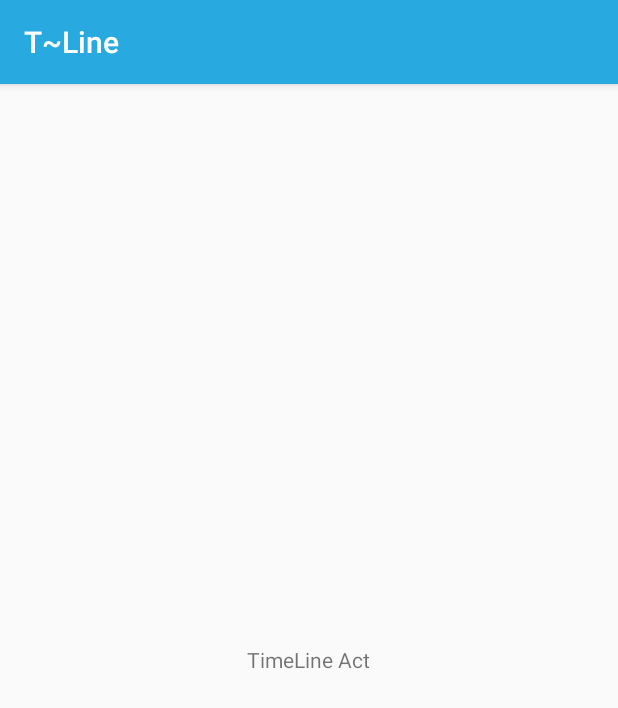
After one commit to crashfiredeep/TLine, an Android app: the TimelineActivity screen opened directly, with no data from a screen before it, on a phone screen of 412 x 824 dp. The commit adds this screen. Shown: the top 708 px of the screen. Run offline under Robolectric (Android 15) with nearby library versions, the phone set to English and light mode, and no system bars; our stand-ins replace ButterKnife, Dagger/Hilt's generated code, Timber; libraries missing offline, so code that uses them is left out: com.twitter.sdk, rx.android.schedulers, rx.schedulers, rx.subscriptions.

Commit message:
+ Adds Timeline activity stub   + adds activity   + adds layout stub   + adds presenter   + adds interactor   + adds module / component * modifies Login Activity to launch timeline activity

```diff
--- a/app/src/main/AndroidManifest.xml
+++ b/app/src/main/AndroidManifest.xml
@@ -21,9 +21,8 @@
                 <category android:name="android.intent.category.LAUNCHER" />
             </intent-filter>
         </activity>
-
-        <activity android:name=".features.login.view.impl.LoginActivity"></activity>
-
+        <activity android:name=".features.login.view.impl.LoginActivity" />
+        <activity android:name=".features.timeline.view.impl.TimelineActivity" />
     </application>
 
 </manifest>
--- a/app/src/main/java/com/tline/android/features/login/view/impl/LoginActivity.java
+++ b/app/src/main/java/com/tline/android/features/login/view/impl/LoginActivity.java
@@ -19,6 +19,7 @@ import com.tline.android.features.login.injection.DaggerLoginViewComponent;
 import com.tline.android.features.login.injection.LoginViewModule;
 import com.tline.android.features.login.presenter.LoginPresenter;
 import com.tline.android.features.login.view.LoginView;
+import com.tline.android.features.timeline.view.impl.TimelineActivity;
 import com.twitter.sdk.android.core.Callback;
 import com.twitter.sdk.android.core.Result;
 import com.twitter.sdk.android.core.TwitterApiClient;
@@ -162,7 +163,8 @@ public final class LoginActivity extends BaseActivity<LoginPresenter, LoginView>
 
     @Override
     public void launchHomeActivity() {
-        // TODO: 27/11/2017 Show Home Activity
+        Intent intent = new Intent(this, TimelineActivity.class);
+        startActivity(intent);
     }
 
     @Override
--- /dev/null
+++ b/app/src/main/java/com/tline/android/features/timeline/injection/TimelineViewComponent.java
@@ -0,0 +1,13 @@
+package com.tline.android.features.timeline.injection;
+
+import com.tline.android.app.injection.ActivityScope;
+import com.tline.android.app.injection.AppComponent;
+import com.tline.android.features.timeline.view.impl.TimelineActivity;
+
+import dagger.Component;
+
+@ActivityScope
+@Component(dependencies = AppComponent.class, modules = TimelineViewModule.class)
+public interface TimelineViewComponent {
+    void inject(TimelineActivity activity);
+}
--- /dev/null
+++ b/app/src/main/java/com/tline/android/features/timeline/injection/TimelineViewModule.java
@@ -0,0 +1,31 @@
+package com.tline.android.features.timeline.injection;
+
+import android.support.annotation.NonNull;
+
+import com.tline.android.app.presenter.loader.PresenterFactory;
+import com.tline.android.features.timeline.interactor.TimelineInteractor;
+import com.tline.android.features.timeline.interactor.impl.TimelineInteractorImpl;
+import com.tline.android.features.timeline.presenter.TimelinePresenter;
+import com.tline.android.features.timeline.presenter.impl.TimelinePresenterImpl;
+
+import dagger.Module;
+import dagger.Provides;
+
+@Module
+public final class TimelineViewModule {
+    @Provides
+    public TimelineInteractor provideInteractor() {
+        return new TimelineInteractorImpl();
+    }
+
+    @Provides
+    public PresenterFactory<TimelinePresenter> providePresenterFactory(@NonNull final TimelineInteractor interactor) {
+        return new PresenterFactory<TimelinePresenter>() {
+            @NonNull
+            @Override
+            public TimelinePresenter create() {
+                return new TimelinePresenterImpl(interactor);
+            }
+        };
+    }
+}
--- /dev/null
+++ b/app/src/main/java/com/tline/android/features/timeline/interactor/TimelineInteractor.java
@@ -0,0 +1,7 @@
+package com.tline.android.features.timeline.interactor;
+
+import com.tline.android.app.interactor.BaseInteractor;
+
+public interface TimelineInteractor extends BaseInteractor {
+
+}
--- /dev/null
+++ b/app/src/main/java/com/tline/android/features/timeline/interactor/impl/TimelineInteractorImpl.java
@@ -0,0 +1,13 @@
+package com.tline.android.features.timeline.interactor.impl;
+
+import javax.inject.Inject;
+
+import com.tline.android.app.interactor.impl.BaseInteractorImpl;
+import com.tline.android.features.timeline.interactor.TimelineInteractor;
+
+public final class TimelineInteractorImpl extends BaseInteractorImpl implements TimelineInteractor {
+    @Inject
+    public TimelineInteractorImpl() {
+
+    }
+}
--- /dev/null
+++ b/app/src/main/java/com/tline/android/features/timeline/presenter/TimelinePresenter.java
@@ -0,0 +1,8 @@
+package com.tline.android.features.timeline.presenter;
+
+import com.tline.android.app.presenter.BasePresenter;
+import com.tline.android.features.timeline.view.TimelineView;
+
+public interface TimelinePresenter extends BasePresenter<TimelineView> {
+
+}
--- /dev/null
+++ b/app/src/main/java/com/tline/android/features/timeline/presenter/impl/TimelinePresenterImpl.java
@@ -0,0 +1,49 @@
+package com.tline.android.features.timeline.presenter.impl;
+
+import android.support.annotation.NonNull;
+
+import com.tline.android.app.presenter.impl.BasePresenterImpl;
+import com.tline.android.features.timeline.presenter.TimelinePresenter;
+import com.tline.android.features.timeline.view.TimelineView;
+import com.tline.android.features.timeline.interactor.TimelineInteractor;
+
+import javax.inject.Inject;
+
+public final class TimelinePresenterImpl extends BasePresenterImpl<TimelineView> implements TimelinePresenter {
+    /**
+     * The interactor
+     */
+    @NonNull
+    private final TimelineInteractor mInteractor;
+
+    // The view is available using the mView variable
+
+    @Inject
+    public TimelinePresenterImpl(@NonNull TimelineInteractor interactor) {
+        mInteractor = interactor;
+    }
+
+    @Override
+    public void onStart(boolean viewCreated) {
+        super.onStart(viewCreated);
+
+        // Your code here. Your view is available using mView and will not be null until next onStop()
+    }
+
+    @Override
+    public void onStop() {
+        // Your code here, mView will be null after this method until next onStart()
+
+        super.onStop();
+    }
+
+    @Override
+    public void onPresenterDestroyed() {
+        /*
+         * Your code here. After this method, your presenter (and view) will be completely destroyed
+         * so make sure to cancel any HTTP call or database connection
+         */
+
+        super.onPresenterDestroyed();
+    }
+}
--- /dev/null
+++ b/app/src/main/java/com/tline/android/features/timeline/view/TimelineView.java
@@ -0,0 +1,10 @@
+package com.tline.android.features.timeline.view;
+
+import android.support.annotation.UiThread;
+
+import com.tline.android.app.view.BaseView;
+
+@UiThread
+public interface TimelineView extends BaseView {
+
+}
--- /dev/null
+++ b/app/src/main/java/com/tline/android/features/timeline/view/impl/TimelineActivity.java
@@ -0,0 +1,48 @@
+package com.tline.android.features.timeline.view.impl;
+
+import android.content.Intent;
+import android.os.Bundle;
+import android.support.annotation.NonNull;
+
+import com.tline.android.R;
+import com.tline.android.app.injection.AppComponent;
+import com.tline.android.app.presenter.loader.PresenterFactory;
+import com.tline.android.app.view.impl.BaseActivity;
+import com.tline.android.features.timeline.injection.DaggerTimelineViewComponent;
+import com.tline.android.features.timeline.injection.TimelineViewModule;
+import com.tline.android.features.timeline.presenter.TimelinePresenter;
+import com.tline.android.features.timeline.view.TimelineView;
+
+import javax.inject.Inject;
+
+public final class TimelineActivity extends BaseActivity<TimelinePresenter, TimelineView> implements TimelineView {
+
+    @Inject
+    PresenterFactory<TimelinePresenter> mPresenterFactory;
+
+    @Override
+    protected void setupComponent(@NonNull AppComponent parentComponent) {
+        DaggerTimelineViewComponent.builder()
+                .appComponent(parentComponent)
+                .timelineViewModule(new TimelineViewModule())
+                .build()
+                .inject(this);
+    }
+
+    @NonNull
+    @Override
+    protected PresenterFactory<TimelinePresenter> getPresenterFactory() {
+        return mPresenterFactory;
+    }
+
+    @Override
+    protected int getContentView() {
+        return R.layout.activity_timeline;
+    }
+
+    @Override
+    protected void onViewReady(Bundle savedInstanceState, Intent intent) {
+        super.onViewReady(savedInstanceState, intent);
+
+    }
+}
--- /dev/null
+++ b/app/src/main/res/layout/activity_timeline.xml
@@ -0,0 +1,15 @@
+<?xml version="1.0" encoding="utf-8"?>
+<FrameLayout xmlns:android="http://schemas.android.com/apk/res/android"
+    xmlns:app="http://schemas.android.com/apk/res-auto"
+    xmlns:tools="http://schemas.android.com/tools"
+    android:layout_width="match_parent"
+    android:layout_height="match_parent"
+ >
+
+    <TextView
+        android:layout_width="wrap_content"
+        android:layout_height="wrap_content"
+        android:layout_gravity="center"
+        android:text="TimeLine Act"/>
+
+</FrameLayout>
--- a/app/src/main/res/values/strings.xml
+++ b/app/src/main/res/values/strings.xml
@@ -1,6 +1,6 @@
 <resources>
 
-    <string name="app_name">t-Line</string>
+    <string name="app_name">T~Line</string>
 
     <!--Prompts-->
     <string name="loading">Loading&#8230;</string>
```
